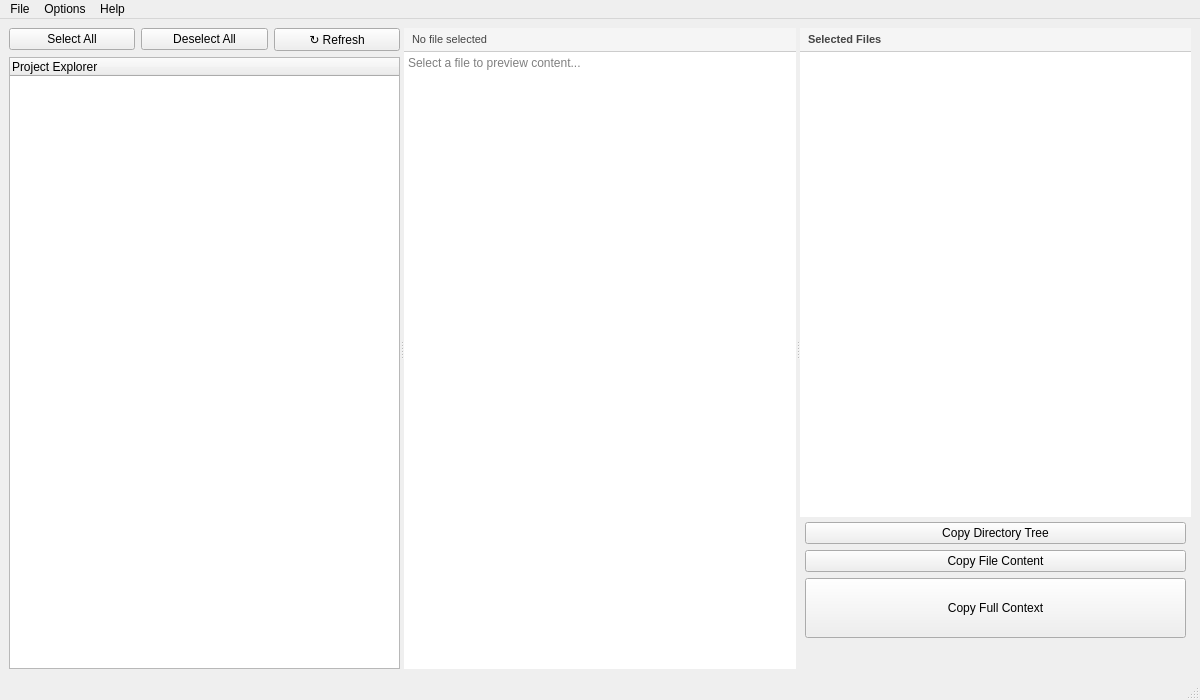
Above: mainwindow.ui from ahmadardani/nafuda before the change. Below: the same form after it.
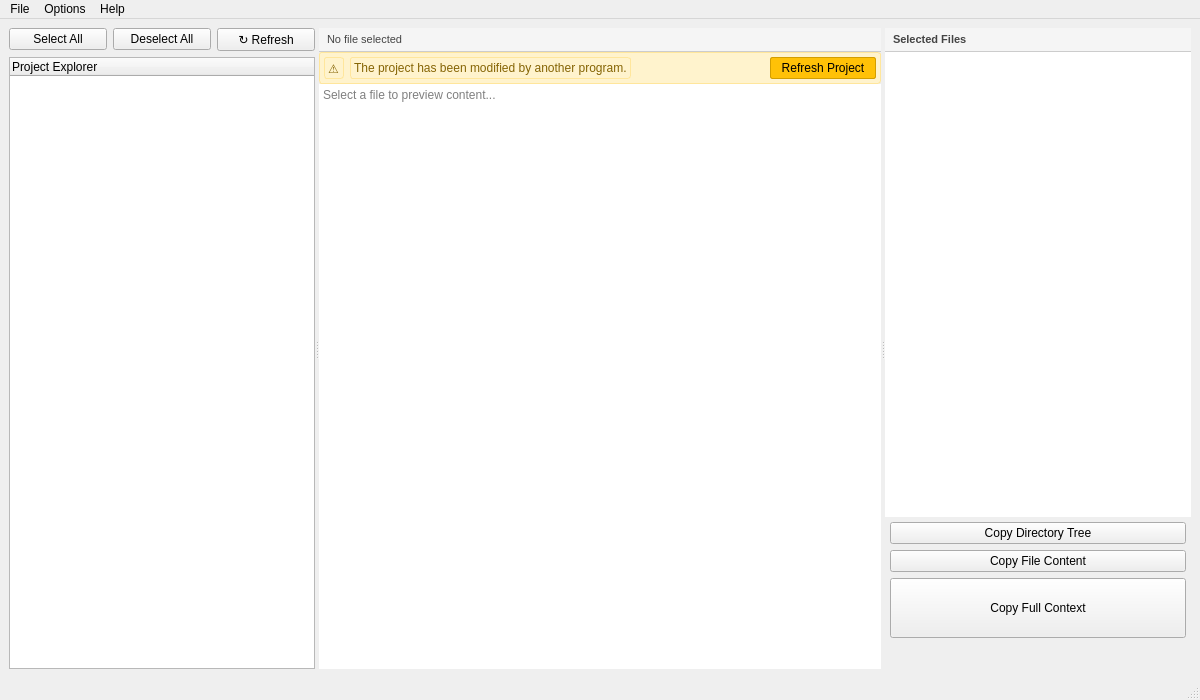
That is the form after the change. The open tabs and pages were chosen to show the change.

Commit message: feat: add warning bar for project modification notifications with refresh functionality

The edit to the form file:
```diff
--- a/mainwindow.ui
+++ b/mainwindow.ui
@@ -279,6 +279,73 @@
               </property>
              </widget>
             </item>
+            <item>
+             <widget class="QWidget" name="warningBarWidget" native="true">
+              <property name="styleSheet">
+               <string notr="true">background-color: #fff3cd; border: 1px solid #ffe69c; color: #856404; border-radius: 3px;</string>
+              </property>
+              <layout class="QHBoxLayout" name="horizontalLayout_Warning">
+               <property name="leftMargin">
+                <number>5</number>
+               </property>
+               <property name="topMargin">
+                <number>5</number>
+               </property>
+               <property name="rightMargin">
+                <number>5</number>
+               </property>
+               <property name="bottomMargin">
+                <number>5</number>
+               </property>
+               <item>
+                <widget class="QLabel" name="lblWarningIcon">
+                 <property name="text">
+                  <string>⚠</string>
+                 </property>
+                 <property name="font">
+                  <font>
+                   <weight>75</weight>
+                   <bold>true</bold>
+                  </font>
+                 </property>
+                </widget>
+               </item>
+               <item>
+                <widget class="QLabel" name="lblWarningText">
+                 <property name="text">
+                  <string>The project has been modified by another program.</string>
+                 </property>
+                </widget>
+               </item>
+               <item>
+                <spacer name="horizontalSpacer_Warning">
+                 <property name="orientation">
+                  <enum>Qt::Horizontal</enum>
+                 </property>
+                 <property name="sizeHint" stdset="0">
+                  <size>
+                   <width>40</width>
+                   <height>20</height>
+                  </size>
+                 </property>
+                </spacer>
+               </item>
+               <item>
+                <widget class="QPushButton" name="btnWarningReload">
+                 <property name="text">
+                  <string>Refresh Project</string>
+                 </property>
+                 <property name="cursor">
+                  <cursorShape>PointingHandCursor</cursorShape>
+                 </property>
+                 <property name="styleSheet">
+                  <string notr="true">background-color: #ffc107; color: #000; border: 1px solid #d39e00; padding: 3px 10px; border-radius: 2px;</string>
+                 </property>
+                </widget>
+               </item>
+              </layout>
+             </widget>
+            </item>
             <item>
              <widget class="QTextEdit" name="codeViewer">
               <property name="frameShape">
```
The commit also changes 2 other files.
